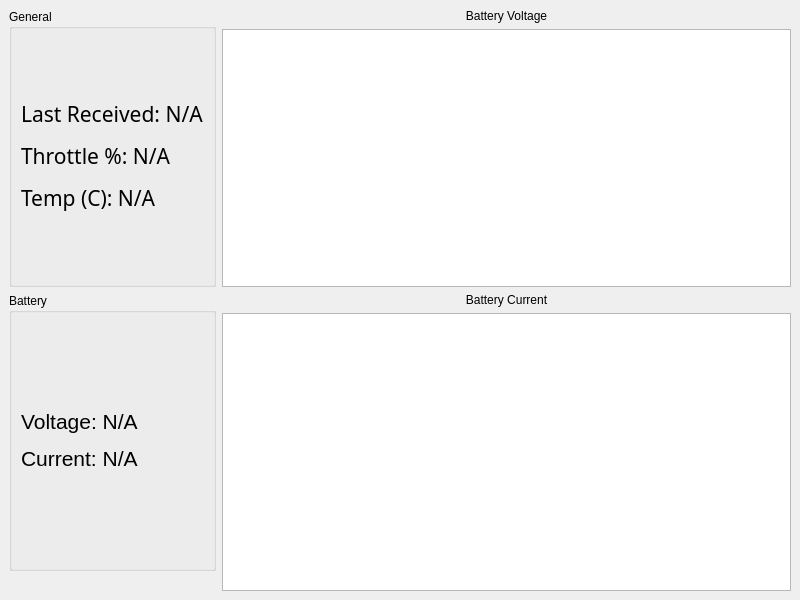
Old version of the form receiver/mainwindow.ui in the repository CamK06/AllTrax-Telemetry.
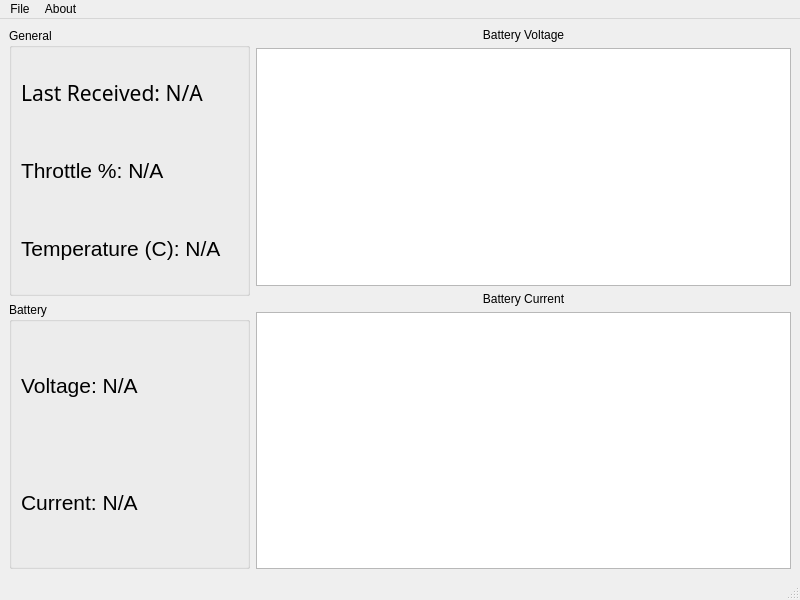
New version of the form. Custom widgets are drawn as their Qt base class.

Commit message: Add basic telemetry GUI

Diff of the .ui file:
```diff
--- a/receiver/mainwindow.ui
+++ b/receiver/mainwindow.ui
@@ -24,7 +24,7 @@
        <number>0</number>
       </property>
       <property name="bottomMargin">
-       <number>20</number>
+       <number>0</number>
       </property>
       <item>
        <widget class="QGroupBox" name="groupBox">
@@ -38,6 +38,9 @@
          <bool>false</bool>
         </property>
         <layout class="QVBoxLayout" name="verticalLayout_5">
+         <property name="rightMargin">
+          <number>26</number>
+         </property>
          <item>
           <widget class="QLabel" name="label">
            <property name="font">
@@ -47,7 +50,31 @@
             </font>
            </property>
            <property name="text">
-            <string>&lt;html&gt;&lt;head/&gt;&lt;body&gt;&lt;p&gt;Last Received: N/A&lt;/p&gt;&lt;p&gt;Throttle %: N/A&lt;/p&gt;&lt;p&gt;Temp (C): N/A&lt;/p&gt;&lt;/body&gt;&lt;/html&gt;</string>
+            <string>&lt;html&gt;&lt;head/&gt;&lt;body&gt;&lt;p&gt;Last Received: N/A&lt;/p&gt;&lt;/body&gt;&lt;/html&gt;</string>
+           </property>
+          </widget>
+         </item>
+         <item>
+          <widget class="QLabel" name="throttleLabel">
+           <property name="font">
+            <font>
+             <pointsize>16</pointsize>
+            </font>
+           </property>
+           <property name="text">
+            <string>Throttle %: N/A</string>
+           </property>
+          </widget>
+         </item>
+         <item>
+          <widget class="QLabel" name="tempLabel">
+           <property name="font">
+            <font>
+             <pointsize>16</pointsize>
+            </font>
+           </property>
+           <property name="text">
+            <string>Temperature (C): N/A</string>
            </property>
           </widget>
          </item>
@@ -66,6 +93,9 @@
          <bool>false</bool>
         </property>
         <layout class="QVBoxLayout" name="verticalLayout_6">
+         <property name="rightMargin">
+          <number>26</number>
+         </property>
          <item>
           <widget class="QLabel" name="label_4">
            <property name="font">
@@ -74,7 +104,19 @@
             </font>
            </property>
            <property name="text">
-            <string>&lt;html&gt;&lt;head/&gt;&lt;body&gt;&lt;p&gt;Voltage: N/A&lt;/p&gt;&lt;p&gt;Current: N/A&lt;/p&gt;&lt;/body&gt;&lt;/html&gt;</string>
+            <string>&lt;html&gt;&lt;head/&gt;&lt;body&gt;&lt;p&gt;Voltage: N/A&lt;/p&gt;&lt;/body&gt;&lt;/html&gt;</string>
+           </property>
+          </widget>
+         </item>
+         <item>
+          <widget class="QLabel" name="currentLabel">
+           <property name="font">
+            <font>
+             <pointsize>16</pointsize>
+            </font>
+           </property>
+           <property name="text">
+            <string>Current: N/A</string>
            </property>
           </widget>
          </item>
@@ -98,7 +140,7 @@
          </widget>
         </item>
         <item>
-         <widget class="QGraphicsView" name="graphicsView"/>
+         <widget class="QChartView" name="voltsGraph"/>
         </item>
        </layout>
       </item>
@@ -113,7 +155,7 @@
        </widget>
       </item>
       <item>
-       <widget class="QGraphicsView" name="graphicsView_2"/>
+       <widget class="QChartView" name="currentGraph"/>
       </item>
       <item>
        <layout class="QVBoxLayout" name="verticalLayout_4"/>
@@ -131,8 +173,37 @@
      <height>30</height>
     </rect>
    </property>
+   <widget class="QMenu" name="menuFile">
+    <property name="title">
+     <string>File</string>
+    </property>
+    <addaction name="fileExit"/>
+   </widget>
+   <widget class="QMenu" name="menuAbout">
+    <property name="title">
+     <string>About</string>
+    </property>
+   </widget>
+   <addaction name="menuFile"/>
+   <addaction name="menuAbout"/>
   </widget>
+  <widget class="QStatusBar" name="statusBar"/>
+  <action name="fileExit">
+   <property name="text">
+    <string>Exit</string>
+   </property>
+   <property name="shortcut">
+    <string>Ctrl+Q</string>
+   </property>
+  </action>
  </widget>
+ <customwidgets>
+  <customwidget>
+   <class>QChartView</class>
+   <extends>QGraphicsView</extends>
+   <header>QtCharts</header>
+  </customwidget>
+ </customwidgets>
  <resources/>
  <connections/>
 </ui>
```
Left out of the diff: 6 changed lines with no effect on the pictures. The commit also changes 3 other files.
